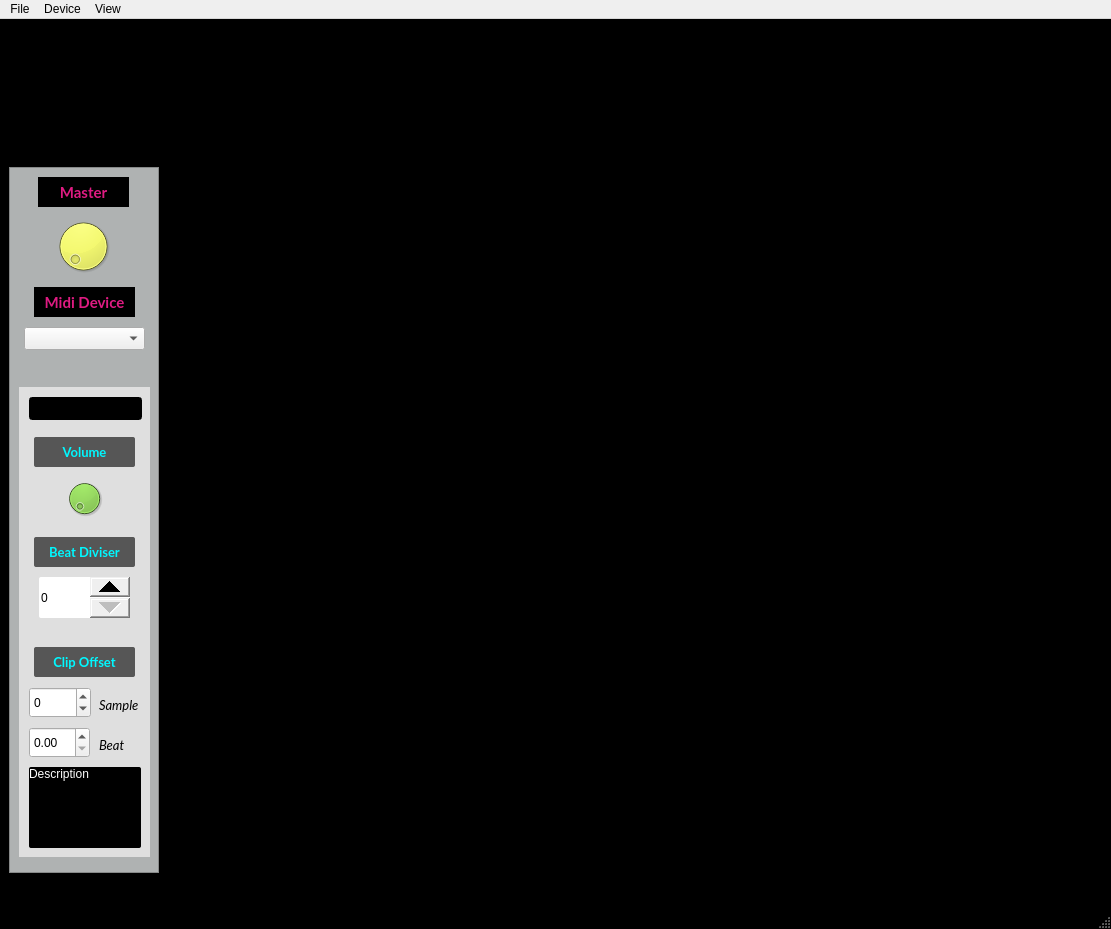
Qt form gui_ui.ui (Vampouille/superboucle) before a commit.
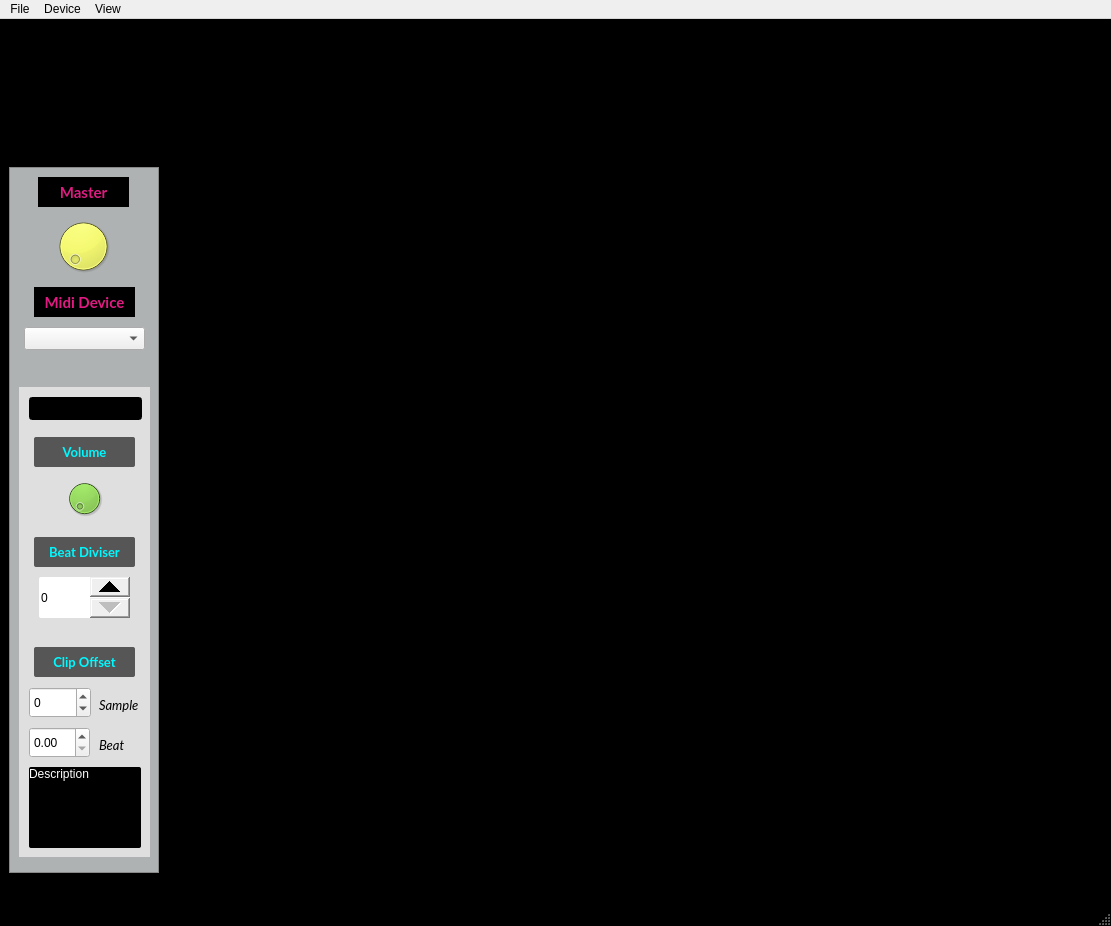
The same form after that commit. Icons and pictures are not drawn. Custom widgets are drawn as their Qt base class.

Commit message: Add manage device ui

Diff of the .ui file:
```diff
--- a/gui_ui.ui
+++ b/gui_ui.ui
@@ -7,7 +7,7 @@
     <x>0</x>
     <y>0</y>
     <width>1111</width>
-    <height>929</height>
+    <height>926</height>
    </rect>
   </property>
   <property name="windowTitle">
```
Left out of the diff: 9 changed lines with no effect on the pictures. The commit also changes 6 other files.
